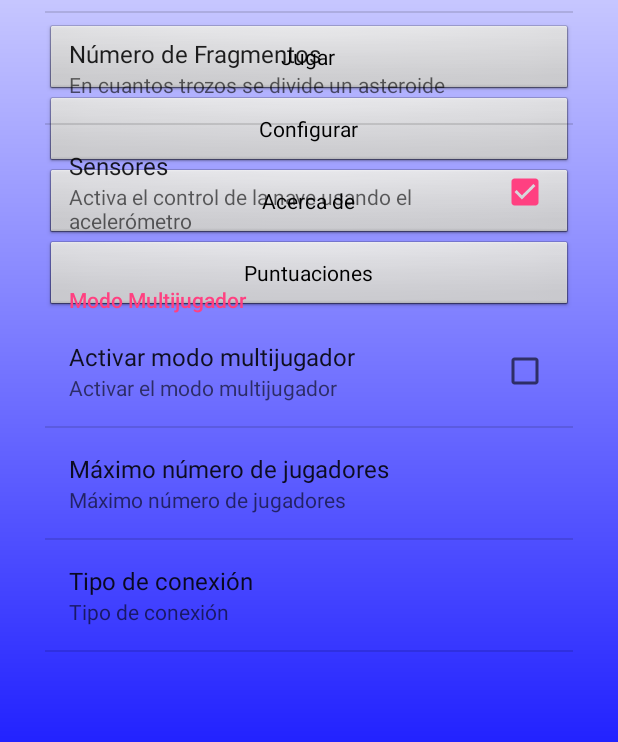
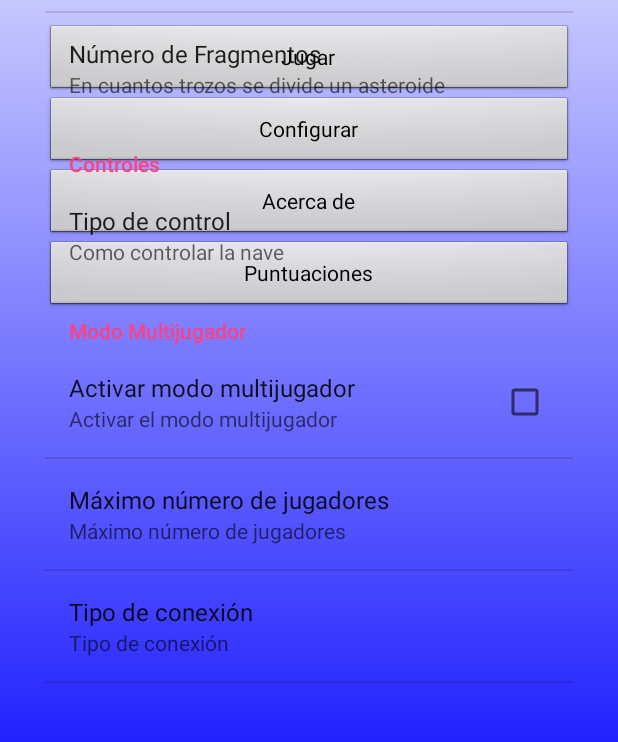
Before and after one commit to jamarfal/Asteroides_Master_UPV, an Android app: the fragment PreferencesFragment placed in its activity, in the options menu, after a tap on "Preferencias seleccionadas", on a phone screen of 412 x 824 dp, the part 340-1082 px from its top. Run offline under Robolectric (Android 15) with nearby library versions, the phone set to English and light mode, and no system bars; 1 statement that could not run was skipped.

Commit message:
Fix aceloremeter

```diff
--- a/app/src/main/java/org/example/asteroides/preferences/GamePreferences.java
+++ b/app/src/main/java/org/example/asteroides/preferences/GamePreferences.java
@@ -3,8 +3,6 @@ package org.example.asteroides.preferences;
 import android.content.Context;
 import android.content.SharedPreferences;
 import android.preference.PreferenceManager;
-
-import org.example.asteroides.Preferences;
 
 /**
  * Created by jamarfal on 24/10/16.
@@ -19,14 +17,14 @@ public class GamePreferences {
     public final static String KEY_ACTIVATE_MULTIPLAYER = "activate_multiplayer";
     public final static String KEY_MAX_NUM_PLAYER = "max_num_players";
     public final static String KEY_CONNECTION_TYPE = "connection_type";
-    public static final String KEY_SENSOR = "sensor_control";
+    public static final String KEY_CONTROLLER = "controller";
 
     public GamePreferences(Context context) {
         sharedPreferences = PreferenceManager.getDefaultSharedPreferences(context);
     }
 
     public int getNumFragments() {
-        return tryParseInt(sharedPreferences.getString(KEY_GRAPH, "1"));
+        return tryParseInt(sharedPreferences.getString(KEY_ASTEROID_FRAGMENTS, "1"));
     }
 
     public boolean playMusic() {
@@ -49,8 +47,8 @@ public class GamePreferences {
         return sharedPreferences.getString(KEY_GRAPH, "1").equals("0");
     }
 
-    public boolean playerHasSelectedSensorControl() {
-        return sharedPreferences.getBoolean(KEY_SENSOR, true);
+    public int getController() {
+        return tryParseInt(sharedPreferences.getString(KEY_CONTROLLER, "2"));
     }
 
     public String getGraphicType() {
@@ -66,4 +64,16 @@ public class GamePreferences {
         }
         return number;
     }
+
+    public boolean playerHasSelectedSensorControl() {
+        return sharedPreferences.getString(KEY_CONTROLLER, "2").equalsIgnoreCase("1");
+    }
+
+    public boolean playerHasSelectedKeyboardControl() {
+        return sharedPreferences.getString(KEY_CONTROLLER, "2").equalsIgnoreCase("0");
+    }
+
+    public boolean playerHasSelectedTouchontrol() {
+        return sharedPreferences.getString(KEY_CONTROLLER, "2").equalsIgnoreCase("2");
+    }
 }
--- a/app/src/main/java/org/example/asteroides/view/GameObject.java
+++ b/app/src/main/java/org/example/asteroides/view/GameObject.java
@@ -42,11 +42,11 @@ public abstract class GameObject {
         graphicGame.setIncY(y);
     }
 
-    public void setVelocityInAxisY(int velocity) {
+    public void setVelocityInAxisY(double velocity) {
         graphicGame.setIncY(velocity);
     }
 
-    public void setVelocityInAxisX(int velocity) {
+    public void setVelocityInAxisX(double velocity) {
         graphicGame.setIncX(velocity);
     }
 
@@ -58,7 +58,7 @@ public abstract class GameObject {
         return graphicGame.getIncY();
     }
 
-    public void setAngle(int angle) {
+    public void setAngle(double angle) {
         graphicGame.setAngle(angle);
     }
 
@@ -66,7 +66,7 @@ public abstract class GameObject {
         return graphicGame.getAngle();
     }
 
-    public void setRotacion(int rotacion) {
+    public void setRotacion(double rotacion) {
         graphicGame.setRotacion(rotacion);
     }
 
--- a/app/src/main/java/org/example/asteroides/view/Ship.java
+++ b/app/src/main/java/org/example/asteroides/view/Ship.java
@@ -47,7 +47,7 @@ public class Ship extends GameObject {
 
         // Actualizamos si el módulo de la velocidad no excede el máximo
         if (Math.hypot(nIncX, nIncY) <= MAX_SHIP_VELOCITY) {
-            setVelocity((int) nIncX, (int) nIncY);
+            setVelocity(nIncX, nIncY);
         }
     }
 
--- a/app/src/main/res/values/arrays.xml
+++ b/app/src/main/res/values/arrays.xml
@@ -23,4 +23,16 @@
         <item>1</item>
         <item>2</item>
     </string-array>
+
+    <string-array name="controllerTypes">
+        <item>Keyboard</item>
+        <item>Sensores</item>
+        <item>Táctil</item>
+    </string-array>
+
+    <string-array name="controllerTypesValues">
+        <item>0</item>
+        <item>1</item>
+        <item>2</item>
+    </string-array>
 </resources>
--- a/app/src/main/res/values/strings.xml
+++ b/app/src/main/res/values/strings.xml
@@ -42,4 +42,6 @@ principal.</string>
     <string name="main_asteroid_rotation">Asteroid en rotación</string>
     <string name="summary_activate_control_sensor_preferences">Activa el control de la nave usando el acelerómetro</string>
     <string name="title_sensors_preferences">Sensores</string>
+    <string name="controller_category_title_preference">Controles</string>
+    <string name="title_control_preferences">Tipo de control</string>
 </resources>
--- a/app/src/main/res/xml/asteroids_preferences.xml
+++ b/app/src/main/res/xml/asteroids_preferences.xml
@@ -20,11 +20,16 @@
         android:summary="@string/summary_asteroid_fragments_preferences"
         android:title="@string/title_asteroid_fragments_preferences" />
 
-    <CheckBoxPreference
-        android:defaultValue="true"
-        android:key="sensor_control"
-        android:summary="@string/summary_activate_control_sensor_preferences"
-        android:title="@string/title_sensors_preferences" />
+    <PreferenceCategory android:title="@string/controller_category_title_preference">
+        <ListPreference
+            android:defaultValue="2"
+            android:entries="@array/controllerTypes"
+            android:entryValues="@array/controllerTypesValues"
+            android:key="controller"
+            android:summary="Como controlar la nave"
+            android:title="@string/title_control_preferences" />
+    </PreferenceCategory>
+
 
     <PreferenceCategory android:title="@string/multiplayer_category_title_preference">
         <CheckBoxPreference
```
Also changed, not shown: app/src/main/java/org/example/asteroides/sensor/SensorController.java (+4 -4 lines), app/src/main/java/org/example/asteroides/view/GameView.java (+6 -7 lines).
